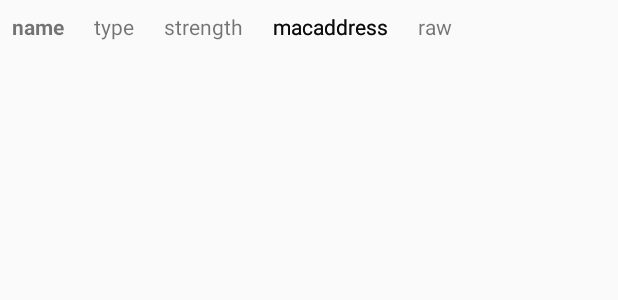
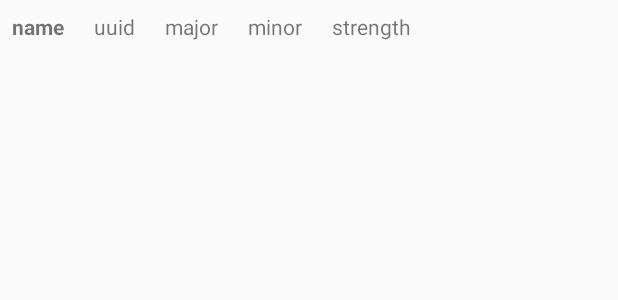
Before and after one commit to ellistev/iBeaconIndexer.Java, an Android app: the layout bluetooth_list_item_view.xml on its own in the app's theme, with its tools: preview values and no code run, on a phone screen of 412 x 824 dp. Shown: the top 300 px of the screen. Run offline under Robolectric (Android 15) with nearby library versions, the phone set to English and light mode, and no system bars.

Commit message:
continuous scan
clean list, added image view (but without image as of yet)
restarts scan every 2 seconds because some android devices suck

```diff
--- a/app/src/main/res/layout/bluetooth_list_item_view.xml
+++ b/app/src/main/res/layout/bluetooth_list_item_view.xml
@@ -3,73 +3,51 @@
     android:layout_width="fill_parent"
     android:layout_height="wrap_content"
     android:padding="8dp">
+    <ImageView
+        android:layout_width="wrap_content"
+        android:layout_height="wrap_content"
+        android:id="@+id/newOldDeviceImage"
+        android:layout_centerVertical="true"
+        android:layout_alignParentStart="true"
+        android:layout_toStartOf="@+id/btListItemName" />
     <TextView
         android:id="@+id/btListItemName"
         android:layout_width="wrap_content"
         android:layout_height="wrap_content"
-        android:layout_weight="1"
-        android:layout_marginRight="20dp"
+        android:layout_marginEnd="20dp"
         android:textStyle="bold"
         android:text="name" />
-    <TextView
-        android:id="@+id/btListItemType"
-        android:layout_width="wrap_content"
-        android:layout_height="wrap_content"
-        android:layout_weight="1"
-        android:layout_marginRight="20dp"
-        android:layout_toRightOf="@+id/btListItemName"
-        android:text="type" />
-    <TextView
-        android:id="@+id/btListItemStength"
-        android:layout_width="wrap_content"
-        android:layout_height="wrap_content"
-        android:layout_weight="1"
-        android:layout_marginRight="20dp"
-        android:layout_toRightOf="@+id/btListItemType"
-        android:text="strength" />
     <TextView
         android:id="@+id/btListItemUuid"
         android:layout_width="wrap_content"
         android:layout_height="wrap_content"
-        android:layout_weight="1"
-        android:layout_marginRight="20dp"
-        android:text="macaddress"
+        android:layout_marginEnd="20dp"
+        android:text="uuid"
         android:layout_alignParentTop="true"
-        android:layout_toEndOf="@+id/btListItemStength" />
+        android:layout_toEndOf="@+id/btListItemName" />
     <TextView
         android:id="@+id/btListItemMajor"
         android:layout_width="wrap_content"
         android:layout_height="wrap_content"
-        android:layout_weight="1"
-        android:layout_marginRight="20dp"
-        android:text="macaddress"
+        android:layout_marginEnd="20dp"
+        android:text="major"
         android:layout_alignParentTop="true"
-        android:layout_toEndOf="@+id/btListItemStength" />
+        android:layout_toEndOf="@+id/btListItemUuid" />
     <TextView
         android:id="@+id/btListItemMinor"
         android:layout_width="wrap_content"
         android:layout_height="wrap_content"
-        android:layout_weight="1"
-        android:layout_marginRight="20dp"
-        android:text="macaddress"
+        android:layout_marginEnd="20dp"
+        android:text="minor"
         android:layout_alignParentTop="true"
-        android:layout_toEndOf="@+id/btListItemStength" />
+        android:layout_toEndOf="@+id/btListItemMajor" />
     <TextView
-        android:id="@+id/btListItemMacAddress"
+        android:id="@+id/btListStrength"
         android:layout_width="wrap_content"
         android:layout_height="wrap_content"
-        android:layout_weight="1"
-        android:layout_marginRight="20dp"
-        android:text="macaddress"
+        android:layout_marginEnd="20dp"
+        android:text="strength"
         android:layout_alignParentTop="true"
-        android:layout_toEndOf="@+id/btListItemStength" />
-    <TextView
-        android:id="@+id/btListItemRaw"
-        android:layout_width="wrap_content"
-        android:layout_height="wrap_content"
-        android:layout_weight="1"
-        android:layout_marginRight="20dp"
-        android:text="raw"
-        android:layout_alignParentTop="true"
-        android:layout_toEndOf="@+id/btListItemMacAddress" />
+        android:layout_toEndOf="@+id/btListItemMinor"
+        android:layout_alignParentEnd="true" />
 </RelativeLayout>
```
Also changed, not shown: app/src/main/java/selliot/ibeaconindexer/Utils/BleScanRestartTask.java (added, +37 -0 lines), app/src/main/java/selliot/ibeaconindexer/Utils/BtDeviceArrayAdapter.java (+15 -17 lines), app/src/main/java/selliot/ibeaconindexer/View/MainActivity.java (+21 -7 lines), 4 other files.
